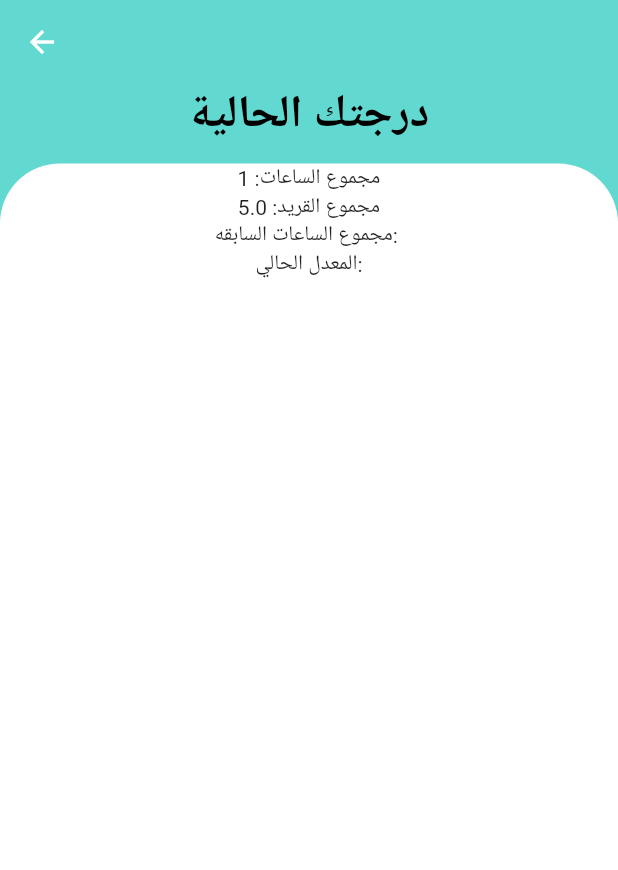
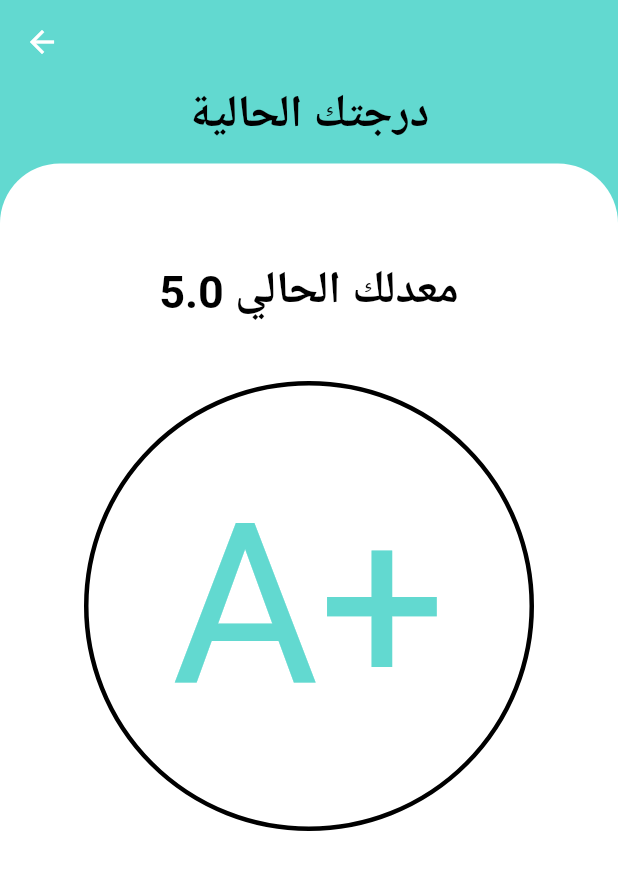
Before and after one commit to 36nv/GPA-Calculator, a Flutter app: the CalculatorScreens screen opened directly, after a tap on the "add" icon, after a tap on "احسب", on a phone screen of 412 x 824 dp. Shown: the top 870 px of the screen. Run offline on Flutter 3.47's test engine with Material 2 defaults, Android fonts, the phone set to English and light mode, and no system bars.

```diff
--- /dev/null
+++ b/lib/Func/calculateGpa.dart
@@ -0,0 +1,34 @@
+import 'package:gpa_calculator/data/global_data.dart';
+
+class GpaCalculator {
+  static double calculateGpa(int intPreviousHours, double doubleCurrentGPA) {
+    final previousPoint = intPreviousHours * doubleCurrentGPA;
+    final point = previousPoint + totalGrade;
+    final hours = intPreviousHours + totalHours;
+
+    final calculatedGpa = point / hours;
+    return double.parse(calculatedGpa.toStringAsFixed(2));
+  }
+
+  static String calculateLetterGrade(double gpaResult) {
+    if (gpaResult >= 4.75) {
+      return 'A+';
+    } else if (gpaResult >= 4.51) {
+      return "A";
+    } else if (gpaResult > 4.0) {
+      return "B+";
+    } else if (gpaResult > 3.5) {
+      return "B";
+    } else if (gpaResult > 3.0) {
+      return "C+";
+    } else if (gpaResult > 2.5) {
+      return "C";
+    } else if (gpaResult > 2.0) {
+      return "D+";
+    } else if (gpaResult > 1.0) {
+      return "D";
+    } else {
+      return "F";
+    }
+  }
+}
--- a/lib/Screens/calculator_screen.dart
+++ b/lib/Screens/calculator_screen.dart
@@ -1,15 +1,14 @@
 import 'package:flutter/material.dart';
 import 'package:gpa_calculator/Colors/my_colors.dart';
-import 'package:gpa_calculator/Func/updateTotalgradeFunc.dart';
 import 'package:gpa_calculator/Model/course.dart';
-import 'package:gpa_calculator/Screens/gpa_screen.dart';
 import 'package:gpa_calculator/Widgets/course_name_widget.dart';
+import 'package:gpa_calculator/Widgets/current_GPA_widget.dart';
+import 'package:gpa_calculator/Widgets/inkwell_wedget.dart';
 import 'package:gpa_calculator/Widgets/my_text_widget.dart';
-import 'package:gpa_calculator/constants/navigation.dart';
+import 'package:gpa_calculator/Widgets/previous_hours_widget.dart';
 import 'package:gpa_calculator/constants/spacings.dart';
 import 'package:gpa_calculator/data/global_data.dart';
 import 'package:gpa_calculator/extensions/screen_size.dart';
-import 'package:flutter/services.dart';
 
 class CalculatorScreens extends StatefulWidget {
   const CalculatorScreens({Key? key}) : super(key: key);
@@ -29,7 +28,13 @@ class _CalculatorScreensState extends State<CalculatorScreens> {
 
   @override
   Widget build(BuildContext context) {
-    return Scaffold(
+    return WillPopScope(
+      onWillPop: () async {
+        FocusScope.of(context).unfocus();
+        await Future.delayed(Duration(milliseconds: 200));
+        return true;
+      },
+      child: Scaffold(
         appBar: AppBar(
           elevation: 0,
           backgroundColor: Color(0xFF62D9D0),
@@ -54,8 +59,9 @@ class _CalculatorScreensState extends State<CalculatorScreens> {
           mainAxisAlignment: MainAxisAlignment.start,
           children: [
             MyText(
-            textIn: "حساب المعدل",
+              textIn: "احسب معدلك",
               textSize: 30,
+              isBold: true,
             ),
             kVSpace12,
             Expanded(
@@ -83,38 +89,24 @@ class _CalculatorScreensState extends State<CalculatorScreens> {
                                 children: [
                                   CourseNameWidget(
                                     course: courseList[index],
+                                    onDelete: () {
+                                      setState(() {
+                                        courseList.removeAt(index);
+                                      });
+                                    },
                                   ),
-                                kVSpace12,
+                                  kVSpace8,
                                 ],
                               );
                             },
-                        )
+                          ),
                         ]),
                       ),
                       Row(
                         children: [
-                        InkWell(
-                          onTap: () {
-                            updateTotalgrade();
-                            GPAScreen(
-                              previousHours: previousHoursController.text,
-                              currentGPA: currentGpaController.text,
-                            ).push(context);
-                          },
-                          child: Container(
-                            width: context.getWidth() / 2,
-                            height: 100,
-                            decoration: BoxDecoration(
-                              color: MyColors.primaryColor,
-                            ),
-                            child: Center(
-                              child: MyText(
-                                textIn: "احسب",
-                                textSize: 25,
-                              ),
-                            ),
-                          ),
-                        ),
+                          InkWellWedget(
+                              previousHoursController: previousHoursController,
+                              currentGpaController: currentGpaController),
                           Container(
                             width: context.getWidth() / 2,
                             decoration: BoxDecoration(
@@ -123,61 +115,11 @@ class _CalculatorScreensState extends State<CalculatorScreens> {
                             child: Column(
                               mainAxisAlignment: MainAxisAlignment.center,
                               children: [
-                              SizedBox(
-                                height: 50,
-                                child: Padding(
-                                  padding: const EdgeInsets.all(8.0),
-                                  child: TextField(
-                                    controller: previousHoursController,
-                                    inputFormatters: [
-                                      FilteringTextInputFormatter.digitsOnly,
-                                      LengthLimitingTextInputFormatter(4),
-                                    ],
-                                    keyboardType: TextInputType.number,
-                                    decoration: InputDecoration(
-                                      labelText: ' الساعات السابقة',
-                                      enabledBorder: OutlineInputBorder(
-                                        borderSide: BorderSide.none,
-                                      ),
-                                      focusedBorder: OutlineInputBorder(
-                                        borderSide: BorderSide.none,
-                                      ),
-                                    ),
-                                  ),
-                                ),
-                              ),
-                              SizedBox(
-                                height: 50,
-                                child: Padding(
-                                  padding: const EdgeInsets.all(8.0),
-                                  child: TextField(
-                                    controller: currentGpaController,
-                                    keyboardType:
-                                        TextInputType.numberWithOptions(
-                                            decimal: true),
-                                    inputFormatters: [
-                                      FilteringTextInputFormatter.allow(
-                                          RegExp(r'^[0-5](\.\d{0,2})?')),
-                                    ],
-                                    decoration: InputDecoration(
-                                      labelText: 'المعدل الحالي',
-                                      enabledBorder: OutlineInputBorder(
-                                        borderSide: BorderSide.none,
-                                      ),
-                                      focusedBorder: OutlineInputBorder(
-                                        borderSide: BorderSide.none,
-                                      ),
-                                    ),
-                                    onChanged: (text) {
-                                      double value =
-                                          double.tryParse(text) ?? 0.0;
-                                      if (value > 5.00) {
-                                        currentGpaController.text = '5.00';
-                                      }
-                                    },
-                                  ),
-                                ),
-                              ),
+                                PreviousHoursWidget(
+                                    previousHoursController:
+                                        previousHoursController),
+                                CurrentGPAWidget(
+                                    currentGpaController: currentGpaController),
                               ],
                             ),
                           ),
@@ -190,6 +132,7 @@ class _CalculatorScreensState extends State<CalculatorScreens> {
             ),
           ],
         ),
+      ),
     );
   }
 }
--- a/lib/Screens/gpa_screen.dart
+++ b/lib/Screens/gpa_screen.dart
@@ -1,14 +1,42 @@
 import 'package:flutter/material.dart';
+import 'package:gpa_calculator/Colors/my_colors.dart';
+import 'package:gpa_calculator/Func/calculateGpa.dart';
 import 'package:gpa_calculator/Widgets/my_text_widget.dart';
 import 'package:gpa_calculator/constants/spacings.dart';
 import 'package:gpa_calculator/data/global_data.dart';
 import 'package:gpa_calculator/extensions/screen_size.dart';
 
-class GPAScreen extends StatelessWidget {
+class GPAScreen extends StatefulWidget {
   final String previousHours;
   final String currentGPA;
 
   GPAScreen({required this.previousHours, required this.currentGPA});
+
+  @override
+  _GPAScreenState createState() => _GPAScreenState();
+}
+
+class _GPAScreenState extends State<GPAScreen> {
+  late int intPreviousHours;
+  late double doubleCurrentGPA;
+  late double gpaResult;
+  late String gpaLetter;
+
+  @override
+  void initState() {
+    super.initState();
+    intPreviousHours = int.parse(widget.previousHours);
+    doubleCurrentGPA = double.parse(widget.currentGPA);
+    calculateGpa();
+  }
+
+  void calculateGpa() {
+    setState(() {
+      gpaResult =
+          GpaCalculator.calculateGpa(intPreviousHours, doubleCurrentGPA);
+      gpaLetter = GpaCalculator.calculateLetterGrade(gpaResult);
+    });
+  }
 
   @override
   Widget build(BuildContext context) {
@@ -29,6 +57,7 @@ class GPAScreen extends StatelessWidget {
           MyText(
             textIn: "درجتك الحالية",
             textSize: 30,
+            isBold: true,
           ),
           kVSpace12,
           Expanded(
@@ -43,11 +72,33 @@ class GPAScreen extends StatelessWidget {
               ),
               child: Column(
                 children: [
-                  kHSpace32,
-                  Text("مجموع الساعات: $totalHours"),
-                  Text("مجموع القريد: $totalGrade"),
-                  Text("مجموع الساعات السابقه: $previousHours"),
-                  Text(" المعدل الحالي: $currentGPA"),
+                  kVSpace64,
+                  MyText(
+                    textIn: " معدلك الحالي $gpaResult ",
+                    textSize: 30,
+                    isBold: true,
+                  ),
+                  kVSpace24,
+                  kVSpace16,
+                  Container(
+                    width: 300,
+                    height: 300,
+                    decoration: BoxDecoration(
+                      borderRadius: BorderRadius.circular(150),
+                      color: MyColors.secondaryColor,
+                      border: Border.all(
+                        color: MyColors.blackColor,
+                        width: 3,
+                      ),
+                    ),
+                    child: Center(
+                      child: MyText(
+                        textIn: "$gpaLetter",
+                        textSize: 150,
+                        textColor: MyColors.primaryColor,
+                      ),
+                    ),
+                  ),
                 ],
               ),
             ),
--- /dev/null
+++ b/lib/Widgets/current_GPA_widget.dart
@@ -0,0 +1,43 @@
+import 'package:flutter/material.dart';
+import 'package:flutter/services.dart';
+
+class CurrentGPAWidget extends StatelessWidget {
+  const CurrentGPAWidget({
+    super.key,
+    required this.currentGpaController,
+  });
+
+  final TextEditingController currentGpaController;
+
+  @override
+  Widget build(BuildContext context) {
+    return SizedBox(
+      height: 50,
+      child: Padding(
+        padding: const EdgeInsets.all(8.0),
+        child: TextField(
+          controller: currentGpaController,
+          keyboardType: TextInputType.numberWithOptions(decimal: true),
+          inputFormatters: [
+            FilteringTextInputFormatter.allow(RegExp(r'^[0-5](\.\d{0,2})?')),
+          ],
+          decoration: InputDecoration(
+            labelText: 'المعدل الحالي',
+            enabledBorder: OutlineInputBorder(
+              borderSide: BorderSide.none,
+            ),
+            focusedBorder: OutlineInputBorder(
+              borderSide: BorderSide.none,
+            ),
+          ),
+          onChanged: (text) {
+            double value = double.tryParse(text) ?? 0.0;
+            if (value > 5.00) {
+              currentGpaController.text = '5.00';
+            }
+          },
+        ),
+      ),
+    );
+  }
+}
--- /dev/null
+++ b/lib/Widgets/inkwell_wedget.dart
@@ -0,0 +1,79 @@
+import 'package:flutter/material.dart';
+import 'package:gpa_calculator/Colors/my_colors.dart';
+import 'package:gpa_calculator/Screens/gpa_screen.dart';
+import 'package:gpa_calculator/Widgets/my_text_widget.dart';
+import 'package:gpa_calculator/constants/navigation.dart';
+import 'package:gpa_calculator/data/global_data.dart';
+import 'package:gpa_calculator/extensions/screen_size.dart';
+
+import '../Func/updateTotalgradeFunc.dart';
+
+class InkWellWedget extends StatelessWidget {
+  const InkWellWedget({
+    super.key,
+    required this.previousHoursController,
+    required this.currentGpaController,
+  });
+
+  final TextEditingController previousHoursController;
+  final TextEditingController currentGpaController;
+
+  @override
+  Widget build(BuildContext context) {
+    return InkWell(
+      onTap: () {
+        if (courseList.any((course) => course.contHoursCourse < 1)) {
+          showDialog(
+            context: context,
+            builder: (BuildContext context) {
+              return AlertDialog(
+                shape: RoundedRectangleBorder(
+                  borderRadius: BorderRadius.circular(50.0),
+                ),
+                title: Center(
+                  child: MyText(
+                    textIn: 'فضلا أضف عدد الساعات',
+                    textSize: 20,
+                  ),
+                ),
+              );
+            },
+          );
+        } else {
+          FocusScope.of(context).unfocus(); // إغلاق لوحة المفاتيح
+
+          Future.delayed(Duration(milliseconds: 200), () {
+            updateTotalgrade();
+            String previousHoursText = previousHoursController.text;
+            String currentGpaText = currentGpaController.text;
+
+            if (previousHoursText.isEmpty) {
+              previousHoursText = '0';
+            }
+            if (currentGpaText.isEmpty) {
+              currentGpaText = '0.00';
+            }
+
+            GPAScreen(
+              previousHours: previousHoursText,
+              currentGPA: currentGpaText,
+            ).push(context);
+          });
+        }
+      },
+      child: Container(
+        width: context.getWidth() / 2,
+        height: 100,
+        decoration: BoxDecoration(
+          color: MyColors.primaryColor,
+        ),
+        child: Center(
+          child: MyText(
+            textIn: "احسب",
+            textSize: 25,
+          ),
+        ),
+      ),
+    );
+  }
+}
--- a/lib/Widgets/my_text_widget.dart
+++ b/lib/Widgets/my_text_widget.dart
@@ -7,17 +7,19 @@ class MyText extends StatelessWidget {
     required this.textIn,
     this.textSize = 12,
     this.textColor = MyColors.blackColor,
+    this.isBold = false,
   });
   final String textIn;
   final double textSize;
   final Color textColor;
+  final bool isBold;
 
   @override
   Widget build(BuildContext context) {
     return Text(
       textIn,
       style: TextStyle(
-        fontWeight: FontWeight.bold,
+        fontWeight: isBold ? FontWeight.bold : FontWeight.normal,
         fontSize: textSize,
         color: textColor,
       ),
--- /dev/null
+++ b/lib/Widgets/previous_hours_widget.dart
@@ -0,0 +1,38 @@
+import 'package:flutter/material.dart';
+import 'package:flutter/services.dart';
+
+class PreviousHoursWidget extends StatelessWidget {
+  const PreviousHoursWidget({
+    super.key,
+    required this.previousHoursController,
+  });
+
+  final TextEditingController previousHoursController;
+
+  @override
+  Widget build(BuildContext context) {
+    return SizedBox(
+      height: 50,
+      child: Padding(
+        padding: const EdgeInsets.all(8.0),
+        child: TextField(
+          controller: previousHoursController,
+          inputFormatters: [
+            FilteringTextInputFormatter.digitsOnly,
+            LengthLimitingTextInputFormatter(4),
+          ],
+          keyboardType: TextInputType.number,
+          decoration: InputDecoration(
+            labelText: ' الساعات السابقة',
+            enabledBorder: OutlineInputBorder(
+              borderSide: BorderSide.none,
+            ),
+            focusedBorder: OutlineInputBorder(
+              borderSide: BorderSide.none,
+            ),
+          ),
+        ),
+      ),
+    );
+  }
+}
--- a/lib/main.dart
+++ b/lib/main.dart
@@ -1,5 +1,6 @@
 import 'package:flutter/material.dart';
 import 'package:gpa_calculator/Screens/calculator_screen.dart';
+import 'package:gpa_calculator/Screens/home_screen.dart';
 
 void main() {
   runApp(const MyApp());
@@ -11,7 +12,7 @@ class MyApp extends StatelessWidget {
   @override
   Widget build(BuildContext context) {
     return MaterialApp(
-      home: CalculatorScreens(),
+      home: HomeScreen(),
     );
   }
 }
```
Also changed, not shown: lib/Screens/contact_us.dart (added, +10 -0 lines), lib/Screens/home_screen.dart (added, +116 -0 lines), lib/Widgets/course_name_widget.dart (+10 -4 lines), lib/Widgets/letter_gpa_widget.dart (+7 -3 lines). Lines whose indentation alone changed are shown as unchanged.
